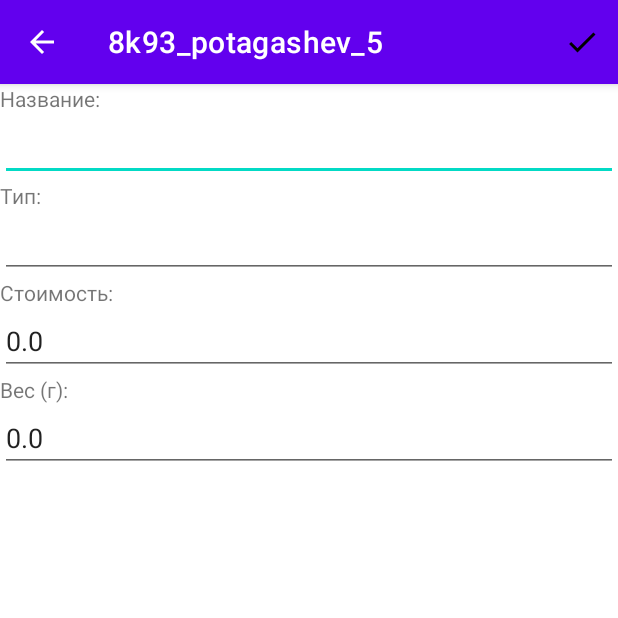
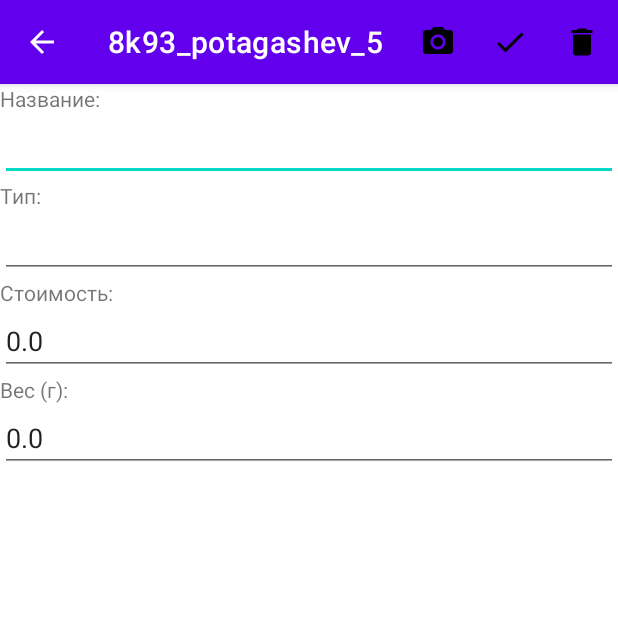
Before and after one commit to Potagashev/8k93_potagashev_5, an Android app: the screen it shows after launch (ItemActivity), after a tap on an icon or button, on a phone screen of 412 x 824 dp, the top half of it. Run offline under Robolectric (Android 15) with nearby library versions, the phone set to English and light mode, and no system bars.

Commit message:
Initial commit

```diff
--- a/app/src/main/java/com/example/a8k93_potagashev_5/MainActivity.kt
+++ b/app/src/main/java/com/example/a8k93_potagashev_5/MainActivity.kt
@@ -1,19 +1,25 @@
 package com.example.a8k93_potagashev_5
 
 import android.app.Activity
+import android.content.ContentValues
 import android.content.Intent
-import androidx.appcompat.app.AppCompatActivity
+import android.database.sqlite.SQLiteDatabase
 import android.os.Bundle
 import android.view.View
 import android.widget.AdapterView
 import android.widget.ListView
+import androidx.appcompat.app.AppCompatActivity
 
 class MainActivity : AppCompatActivity() {
     private var items = ArrayList<Item>()
+    private lateinit var con: SQLiteDatabase;
 
     override fun onCreate(savedInstanceState: Bundle?) {
         super.onCreate(savedInstanceState)
         setContentView(R.layout.activity_main)
+        val db = SQLiteHelper(this);
+        con = db.writableDatabase
+        getItems()
 
         // Настройка списка
         val listView: ListView = findViewById(R.id.listItems)
@@ -39,14 +45,50 @@ class MainActivity : AppCompatActivity() {
         if (resultCode == Activity.RESULT_OK)
         {
             val index: Int = data?.getIntExtra("index", -1) ?: -1
-            val item: Item = data?.getParcelableExtra("item") ?:
-            Item()
-            if (index != -1)
+            val item: Item = data?.getParcelableExtra("item") ?: Item()
+
+            val cv = ContentValues()
+            cv.put("kind", item.kind)
+            cv.put("title", item.title)
+            cv.put("price", item.price)
+            cv.put("weight", item.weight)
+            cv.put("photo", item.photo)
+            if (index != -1) {
                 items[index] = item
-            else
+                cv.put("id", item.id)
+                con.update("items", cv, "id=?", arrayOf(item.id.toString()))
+            }
+            if (index == 2) {
+                items.remove(items[index])
+                con.execSQL("delete from items where id=?", arrayOf(item.id.toString()))
+            }
+            else {
                 items.add(item)
+                con.insert("items", null, cv)
+            }
+
             val listView: ListView = findViewById(R.id.listItems)
             (listView.adapter as ItemAdapter).notifyDataSetChanged()
         }
     }
+
+    private fun getItems() {
+        val cursor = con.query(
+            "items",
+            arrayOf("id", "kind", "title", "price", "weight", "photo"),
+            null, null, null, null, null)
+        cursor.moveToFirst()
+        while (!cursor.isAfterLast) {
+            val s = Item()
+            s.id = cursor.getInt(0)
+            s.kind = cursor.getString(1)
+            s.title = cursor.getString(2)
+            s.price = cursor.getDouble(3)
+            s.weight = cursor.getDouble(4)
+            s.photo = cursor.getString(5)
+            items.add(s)
+            cursor.moveToNext()
+        }
+        cursor.close()
+    }
 }
--- /dev/null
+++ b/app/src/main/java/com/example/a8k93_potagashev_5/SQLiteHelper.kt
@@ -0,0 +1,21 @@
+package com.example.a8k93_potagashev_5
+
+import android.content.Context
+import android.database.sqlite.SQLiteDatabase
+import android.database.sqlite.SQLiteOpenHelper
+
+class SQLiteHelper(context: Context?) :
+    SQLiteOpenHelper(context,"items.db", null, 1) {
+    override fun onCreate(db: SQLiteDatabase?) {
+        db?.execSQL("CREATE TABLE IF NOT EXISTS items (" +
+                "id INTEGER PRIMARY KEY AUTOINCREMENT, " +
+                "kind TEXT, " +
+                "title TEXT, " +
+                "price DECIMAL, " +
+                "weight DECIMAL, " +
+                "photo TEXT)");
+    }
+    override fun onUpgrade(db: SQLiteDatabase?, oldVer: Int, newVer: Int) {
+        // Ничего не делаем
+    }
+}
--- /dev/null
+++ b/app/src/main/res/drawable/baseline_camera_alt_24.xml
@@ -0,0 +1,6 @@
+<vector android:height="24dp" android:tint="#000000"
+    android:viewportHeight="24" android:viewportWidth="24"
+    android:width="24dp" xmlns:android="http://schemas.android.com/apk/res/android">
+    <path android:fillColor="@android:color/white" android:pathData="M12,12m-3.2,0a3.2,3.2 0,1 1,6.4 0a3.2,3.2 0,1 1,-6.4 0"/>
+    <path android:fillColor="@android:color/white" android:pathData="M9,2L7.17,4L4,4c-1.1,0 -2,0.9 -2,2v12c0,1.1 0.9,2 2,2h16c1.1,0 2,-0.9 2,-2L22,6c0,-1.1 -0.9,-2 -2,-2h-3.17L15,2L9,2zM12,17c-2.76,0 -5,-2.24 -5,-5s2.24,-5 5,-5 5,2.24 5,5 -2.24,5 -5,5z"/>
+</vector>
--- /dev/null
+++ b/app/src/main/res/drawable/baseline_delete_24.xml
@@ -0,0 +1,5 @@
+<vector android:height="24dp" android:tint="#000000"
+    android:viewportHeight="24" android:viewportWidth="24"
+    android:width="24dp" xmlns:android="http://schemas.android.com/apk/res/android">
+    <path android:fillColor="@android:color/white" android:pathData="M6,19c0,1.1 0.9,2 2,2h8c1.1,0 2,-0.9 2,-2V7H6v12zM19,4h-3.5l-1,-1h-5l-1,1H5v2h14V4z"/>
+</vector>
--- a/app/src/main/res/layout/activity_item.xml
+++ b/app/src/main/res/layout/activity_item.xml
@@ -39,6 +39,8 @@
         android:layout_width="match_parent"
         android:layout_height="wrap_content"
         android:inputType="numberDecimal"/>
-
-
+    <ImageView
+        android:id="@+id/ivPhoto"
+        android:layout_width="wrap_content"
+        android:layout_height="wrap_content"/>
 </LinearLayout>
--- a/app/src/main/res/menu/add_item.xml
+++ b/app/src/main/res/menu/add_item.xml
@@ -1,9 +1,19 @@
 <?xml version="1.0" encoding="utf-8"?>
 <menu xmlns:android="http://schemas.android.com/apk/res/android"
     xmlns:app="http://schemas.android.com/apk/res-auto">
+    <item
+        android:id="@+id/action_photo"
+        android:title="Фото"
+        android:icon="@drawable/baseline_camera_alt_24"
+        app:showAsAction="ifRoom"/>
     <item
         android:id="@+id/action_save"
         android:title="@string/saveStr"
         android:icon="@drawable/baseline_done_24"
         app:showAsAction="ifRoom"/>
+    <item
+        android:id="@+id/action_delete"
+        android:title="@string/saveStr"
+        android:icon="@drawable/baseline_delete_24"
+        app:showAsAction="ifRoom"/>
 </menu>
--- /dev/null
+++ b/app/src/main/res/xml/file_paths.xml
@@ -0,0 +1,4 @@
+<?xml version="1.0" encoding="utf-8"?>
+<paths>
+    <external-files-path name="my_images" path="/" />
+</paths>
```
Also changed, not shown: app/src/main/AndroidManifest.xml (+10 -0 lines), app/src/main/java/com/example/a8k93_potagashev_5/Item.kt (+9 -2 lines), app/src/main/java/com/example/a8k93_potagashev_5/ItemActivity.kt (+58 -1 lines).
